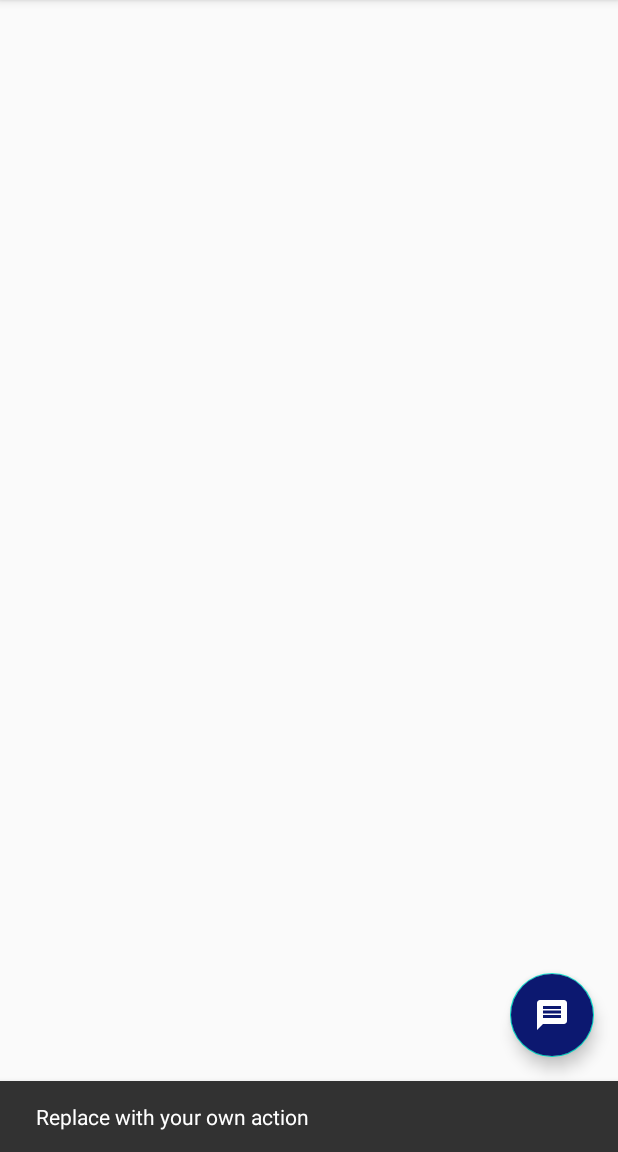
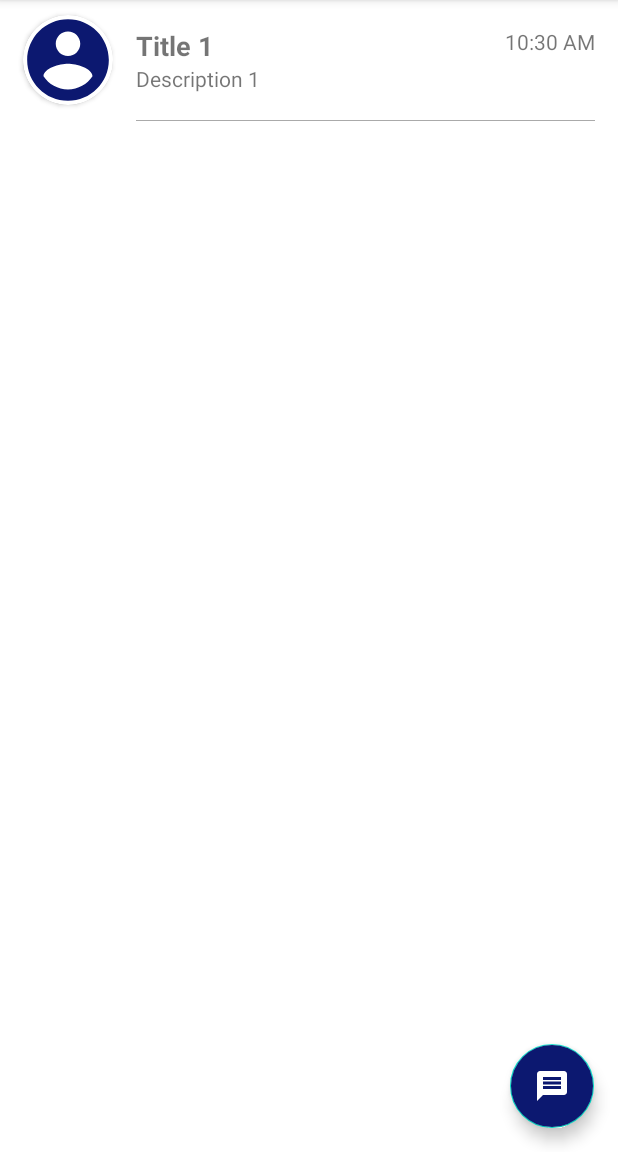
Before and after one commit to YannCharbon/TalkyDroid, an Android app: the MainActivity screen opened directly, with no data from a screen before it, after a tap on an icon or button, on a phone screen of 412 x 824 dp, the part 84-1236 px from its top. Run offline under Robolectric (Android 15) with nearby library versions, the light colour scheme and no system bars.

Commit message:
Main activity : Creation of the relative layout + creation of the content_main layout

```diff
--- a/app/src/main/java/com/tmobop/talkydroid/activities/MainActivity.kt
+++ b/app/src/main/java/com/tmobop/talkydroid/activities/MainActivity.kt
@@ -1,32 +1,64 @@
 package com.tmobop.talkydroid.activities
 
+import android.content.Intent
 import android.os.Bundle
 import com.google.android.material.floatingactionbutton.FloatingActionButton
 import com.google.android.material.snackbar.Snackbar
 import androidx.appcompat.app.AppCompatActivity
 import android.view.Menu
 import android.view.MenuItem
+import androidx.recyclerview.widget.LinearLayoutManager
+import androidx.recyclerview.widget.RecyclerView
 import com.tmobop.talkydroid.R
+import com.tmobop.talkydroid.adapters.ConversationAdapter
+import com.tmobop.talkydroid.adapters.ConversationListAdapter
+import com.tmobop.talkydroid.adapters.OnItemClickListener
+import com.tmobop.talkydroid.classes.ConversationUI
+import java.util.*
 
-class MainActivity : AppCompatActivity() {
+class MainActivity : AppCompatActivity(), OnItemClickListener {
 
+    private lateinit var conversationListAdapter: ConversationListAdapter
+    private lateinit var conversationListRecyclerView: RecyclerView
+    private lateinit var conversationListLayoutManager: LinearLayoutManager
+
+    //-------------------------------------------------------------------
     override fun onCreate(savedInstanceState: Bundle?) {
         super.onCreate(savedInstanceState)
         setContentView(R.layout.activity_main)
         setSupportActionBar(findViewById(R.id.toolbar_main))
 
-        findViewById<FloatingActionButton>(R.id.add_conversation_floating_button).setOnClickListener { view ->
-            Snackbar.make(view, "Replace with your own action", Snackbar.LENGTH_LONG)
-                    .setAction("Action", null).show()
+        //------------------------------ Floating button ------------------------------------
+        // TO CHANGE (test)
+        findViewById<FloatingActionButton>(R.id.add_conversation_floating_button).setOnClickListener {
+                val conversation = ConversationUI(
+                    title = "Title 1",
+                    description = "Description 1",
+                    time = Calendar.getInstance().timeInMillis,
+                    avatarID = 0
+                )
+                conversationListAdapter.addConversation(conversation)
         }
+
+        //------------------------------ Conversation list ----------------------------------
+        // Conversation recycler view
+        conversationListRecyclerView = findViewById(R.id.conversationListRecyclerView)
+        conversationListRecyclerView.setHasFixedSize(true)
+        conversationListLayoutManager = LinearLayoutManager(this)
+        conversationListRecyclerView.layoutManager = conversationListLayoutManager
+        conversationListAdapter = ConversationListAdapter(this, this)
+        conversationListRecyclerView.adapter = conversationListAdapter
+
     }
 
+    //-------------------------------------------------------------------
     override fun onCreateOptionsMenu(menu: Menu): Boolean {
         // Inflate the menu; this adds items to the action bar if it is present.
         menuInflater.inflate(R.menu.menu_main, menu)
         return true
     }
 
+    //-------------------------------------------------------------------
     override fun onOptionsItemSelected(item: MenuItem): Boolean {
         // Handle action bar item clicks here. The action bar will
         // automatically handle clicks on the Home/Up button, so long
@@ -36,4 +68,21 @@ class MainActivity : AppCompatActivity() {
             else -> super.onOptionsItemSelected(item)
         }
     }
+
+    //-------------------------------------------------------------------
+    // Click on conversation
+    override fun onItemClick(item: ConversationUI, position: Int) {
+        val intent = Intent(this, ConversationActivity::class.java)
+        intent.putExtra(TITLE_TEXT, item.title)
+        intent.putExtra(AVATAR_ID, item.avatarID)
+
+        startActivityForResult(intent, START_CONVERSATION_REQUEST)
+    }
+
+    //-------------------------------------------------------------------
+    companion object {
+        var START_CONVERSATION_REQUEST = 0
+        const val TITLE_TEXT = "title"
+        const val AVATAR_ID = "avatar_id"
+    }
 }
--- a/app/src/main/java/com/tmobop/talkydroid/activities/WelcomeActivity.kt
+++ b/app/src/main/java/com/tmobop/talkydroid/activities/WelcomeActivity.kt
@@ -17,7 +17,7 @@ class WelcomeActivity : AppCompatActivity() {
         handler = Handler()
         handler.postDelayed({
 
-            val intent = Intent(this, ConversationActivity::class.java)
+            val intent = Intent(this, MainActivity::class.java)
             startActivity(intent)
             finish()
         }, 1000)
--- /dev/null
+++ b/app/src/main/java/com/tmobop/talkydroid/adapters/ConversationListAdapter.kt
@@ -0,0 +1,77 @@
+package com.tmobop.talkydroid.adapters
+
+import android.content.Context
+import android.view.LayoutInflater
+import android.view.View
+import android.view.ViewGroup
+import android.widget.AdapterView
+import android.widget.ImageView
+import android.widget.TextView
+import androidx.cardview.widget.CardView
+import androidx.recyclerview.widget.RecyclerView
+import com.tmobop.talkydroid.R
+import com.tmobop.talkydroid.classes.ConversationUI
+import com.tmobop.talkydroid.classes.MessageUI
+import java.text.SimpleDateFormat
+import java.util.*
+
+class ConversationListAdapter(context: Context, var listener: OnItemClickListener) : RecyclerView.Adapter<ConversationListAdapter.ConversationViewHolder>() {
+
+    private val conversationList: ArrayList<ConversationUI> = ArrayList()
+
+    //------------------------------------------
+    override fun onCreateViewHolder(parent: ViewGroup, viewType: Int): ConversationViewHolder {
+        val context = parent.context
+        val view = LayoutInflater.from(context).inflate(R.layout.conversation_selector_unit, parent, false)
+        return ConversationViewHolder(view)
+    }
+
+    //------------------------------------------
+    override fun onBindViewHolder(holder: ConversationViewHolder, position: Int) {
+        val item = conversationList[position]
+        holder.bind(item, listener)
+    }
+
+    //------------------------------------------
+    override fun getItemCount(): Int = conversationList.size
+
+    inner class ConversationViewHolder (view: View) : RecyclerView.ViewHolder(view) {
+
+        private val conversationTitle = view.findViewById<TextView>(R.id.conversation_title)
+        private val conversationTime = view.findViewById<TextView>(R.id.conversation_time)
+        private val conversationAvatar = view.findViewById<ImageView>(R.id.conversation_avatar)
+        private val conversationDescription = view.findViewById<TextView>(R.id.conversation_description)
+
+        fun bind(conversation: ConversationUI, action: OnItemClickListener) {
+            // bind texts
+            conversationTitle.text = conversation.title
+            conversationTime.text = DateUtils.fromMillisToTimeString(conversation.time)
+            conversationDescription.text = conversation.description
+            // TO DO --> Add conversationAvatar
+
+            // on click listener
+            itemView.setOnClickListener{
+                action.onItemClick(conversation, adapterPosition)
+            }
+        }
+    }
+
+    //------------------------------------------
+    fun addConversation(conversation: ConversationUI){
+        conversationList.add(conversation)
+        notifyDataSetChanged()
+    }
+
+    //------------------------------------------
+    object DateUtils {
+        fun fromMillisToTimeString(millis: Long) : String {
+            val format = SimpleDateFormat("hh:mm a", Locale.getDefault())
+            return format.format(millis)
+        }
+    }
+}
+
+//------------------------------------------
+interface OnItemClickListener {
+    fun onItemClick(item : ConversationUI, position: Int)
+}
--- /dev/null
+++ b/app/src/main/java/com/tmobop/talkydroid/classes/ConversationUI.kt
@@ -0,0 +1,6 @@
+package com.tmobop.talkydroid.classes
+
+class ConversationUI (val title: String,
+                      val description: String,
+                      val time : Long,
+                      val avatarID : Int)
--- a/app/src/main/java/com/tmobop/talkydroid/classes/MessageUI.kt
+++ b/app/src/main/java/com/tmobop/talkydroid/classes/MessageUI.kt
@@ -3,6 +3,7 @@ package com.tmobop.talkydroid.classes
 class MessageUI(val content : String,
                 val time : Long,
                 val user : String,
+                val avatarID : Int,
                 val messageType : Int) {
 
     companion object {
--- a/app/src/main/res/layout/content_main.xml
+++ b/app/src/main/res/layout/content_main.xml
@@ -4,13 +4,13 @@
     xmlns:app="http://schemas.android.com/apk/res-auto"
     android:layout_width="match_parent"
     android:layout_height="match_parent"
+    android:background="#FFFFFF"
     app:layout_behavior="@string/appbar_scrolling_view_behavior">
 
     <androidx.recyclerview.widget.RecyclerView
         android:id="@+id/conversationListRecyclerView"
         android:layout_width="match_parent"
         android:layout_height="match_parent"
-        android:scrollbars="vertical"
-        android:divider = "#FFF" />
+        android:scrollbars="vertical"/>
 
 </LinearLayout>
--- a/app/src/main/res/layout/conversation_selector_unit.xml
+++ b/app/src/main/res/layout/conversation_selector_unit.xml
@@ -7,21 +7,22 @@
     android:background="#FFF">
 
     <androidx.cardview.widget.CardView
-        android:id="@+id/conversation_avatar"
+        android:id="@+id/conversation_cardView"
         android:layout_width="60dp"
         android:layout_height="60dp"
         android:layout_marginHorizontal="15dp"
         android:layout_marginVertical="10dp"
-        app:cardCornerRadius="60dp"
+        app:cardCornerRadius="30dp"
         app:cardBackgroundColor="#FFFFFF">
 
         <androidx.cardview.widget.CardView
             android:layout_width="60dp"
             android:layout_height="60dp"
-            app:cardCornerRadius="250dp"
+            app:cardCornerRadius="30dp"
             android:layout_gravity="center">
 
             <ImageView
+                android:id="@+id/conversation_avatar"
                 android:layout_width="65dp"
                 android:layout_height="65dp"
                 android:layout_gravity="center"
@@ -37,7 +38,7 @@
         android:layout_width="match_parent"
         android:layout_height="wrap_content"
         android:layout_marginVertical="10dp"
-        android:layout_toEndOf="@+id/conversation_avatar"
+        android:layout_toEndOf="@+id/conversation_cardView"
         android:layout_marginEnd="15dp"
         android:layout_centerVertical="true"
         android:orientation="vertical">
@@ -74,7 +75,7 @@
         android:layout_height="0.8dp"
         android:layout_alignStart="@+id/conversation_relative_layout"
         android:layout_alignEnd="@id/conversation_relative_layout"
-        android:layout_below="@+id/conversation_avatar"
+        android:layout_below="@+id/conversation_cardView"
         android:background="#AAAAAA" >
     </View>
 
```
Also changed, not shown: app/src/main/java/com/tmobop/talkydroid/activities/ConversationActivity.kt (+16 -3 lines), app/src/main/res/layout/bubble_msg_received.xml (+4 -4 lines).
